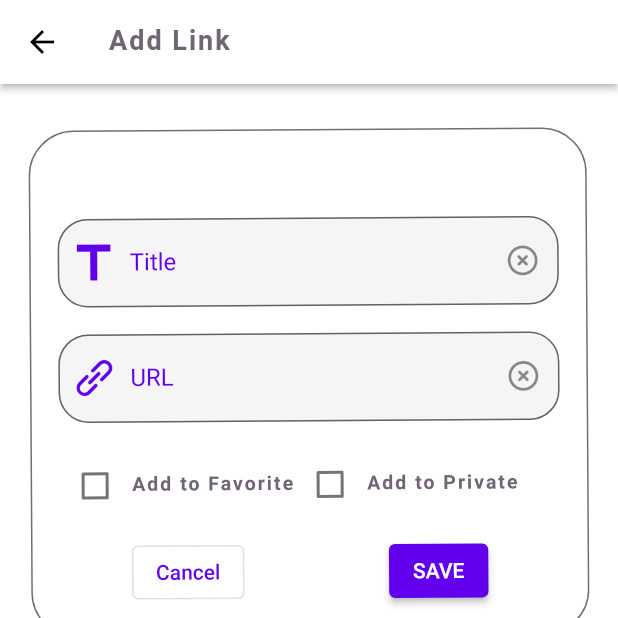
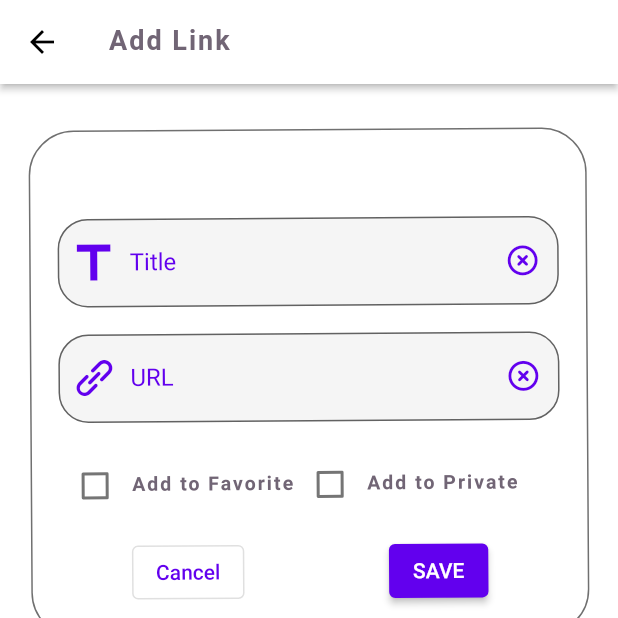
Before and after one commit to AbdallahAwd/Linker, a Flutter app: the AddView screen opened by its route, on a phone screen of 412 x 824 dp, the top half of it. Run offline on Flutter 3.47's test engine with Material 2 defaults, Android fonts, the phone set to English and light mode, and no system bars; our stand-ins replace animated_text_kit, cloud_firestore, firebase_auth, firebase_core, floating_bottom_navigation_bar, flutter_staggered_animations and 8 more; missing offline and left inert: animator, clipboard, firebase_in_app_messaging; accounts and stored records are empty; network calls fail; Roboto replaces fonts that are missing (Candara).

Commit message:
fix issues

```diff
--- a/lib/app/components/component.dart
+++ b/lib/app/components/component.dart
@@ -34,7 +34,11 @@ Widget defaultTextFormFeild({
             color: const Color.fromARGB(255, 98, 0, 238),
           ),
           suffix: suffixWidget,
-          suffixIcon: IconButton(onPressed: suffPress, icon: Icon(suff)),
+          suffixIcon: IconButton(
+            onPressed: suffPress,
+            icon: Icon(suff),
+            color: mainColor,
+          ),
           border: OutlineInputBorder(
               borderRadius: BorderRadius.circular(20.0),
               borderSide: const BorderSide(color: mainColor)),
--- a/lib/app/routes/app_pages.dart
+++ b/lib/app/routes/app_pages.dart
@@ -26,35 +26,35 @@ class AppPages {
         binding: OnBoardingBinding(),
         page: () => OnBoarding(),
         curve: Curves.fastOutSlowIn,
-        transitionDuration: const Duration(milliseconds: 800)),
+        transitionDuration: const Duration(milliseconds: 500)),
     GetPage(
         name: Paths.HOME,
         page: () => HomeView(),
         binding: HomeBinding(),
         transition: Transition.rightToLeft,
         curve: Curves.fastOutSlowIn,
-        transitionDuration: const Duration(milliseconds: 800)),
+        transitionDuration: const Duration(milliseconds: 500)),
     GetPage(
         name: Paths.ADD,
         page: () => AddView(),
         binding: AddBinding(),
         transition: Transition.rightToLeft,
         curve: Curves.fastOutSlowIn,
-        transitionDuration: const Duration(milliseconds: 800)),
+        transitionDuration: const Duration(milliseconds: 500)),
     GetPage(
         name: Paths.PRIVATE,
         page: () => const PrivateScreen(),
         binding: AddBinding(),
         transition: Transition.rightToLeft,
         curve: Curves.fastOutSlowIn,
-        transitionDuration: const Duration(milliseconds: 800)),
+        transitionDuration: const Duration(milliseconds: 500)),
     GetPage(
       name: Paths.SEARCH,
       page: () => const SearchView(),
       binding: SearchBinding(),
       transition: Transition.rightToLeft,
       curve: Curves.fastOutSlowIn,
-      transitionDuration: const Duration(milliseconds: 800),
+      transitionDuration: const Duration(milliseconds: 500),
     ),
   ];
 }
```
Also changed, not shown: lib/app/modules/home/views/home_view.dart (+6 -2 lines).
